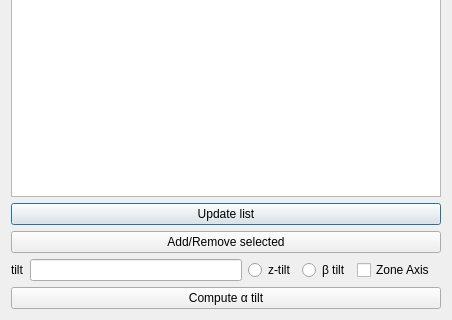
Qt form pycotem/stereoproj/listUI.ui (mompiou/pycotem) before a commit; both pictures show x 0 to 452 and y 237 to 557 of the 452 by 557 pixel window.
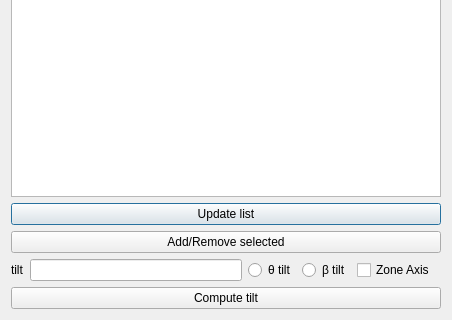
The same form after that commit.

```diff
--- a/pycotem/stereoproj/listUI.ui
+++ b/pycotem/stereoproj/listUI.ui
@@ -31,7 +31,7 @@
    <item row="4" column="2">
     <widget class="QRadioButton" name="z_button">
      <property name="text">
-      <string>z-tilt</string>
+      <string>θ tilt</string>
      </property>
     </widget>
    </item>
@@ -62,7 +62,7 @@
    <item row="10" column="0" colspan="6">
     <widget class="QPushButton" name="alpha_button">
      <property name="text">
-      <string>Compute α tilt</string>
+      <string>Compute tilt</string>
      </property>
     </widget>
    </item>
```
